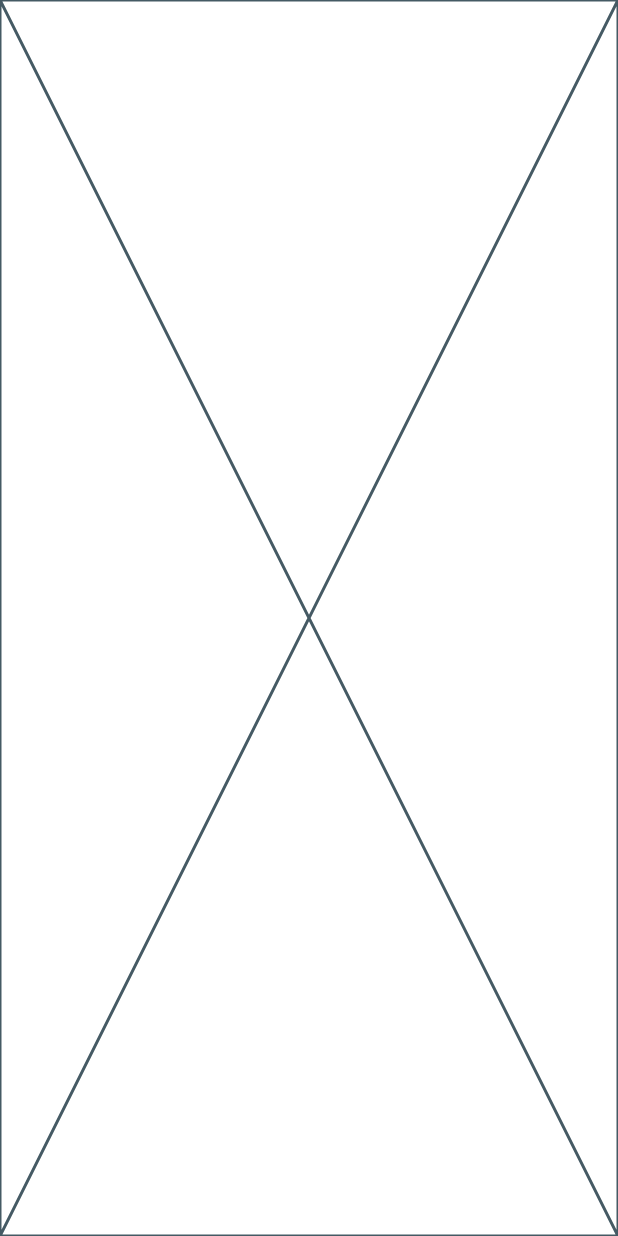
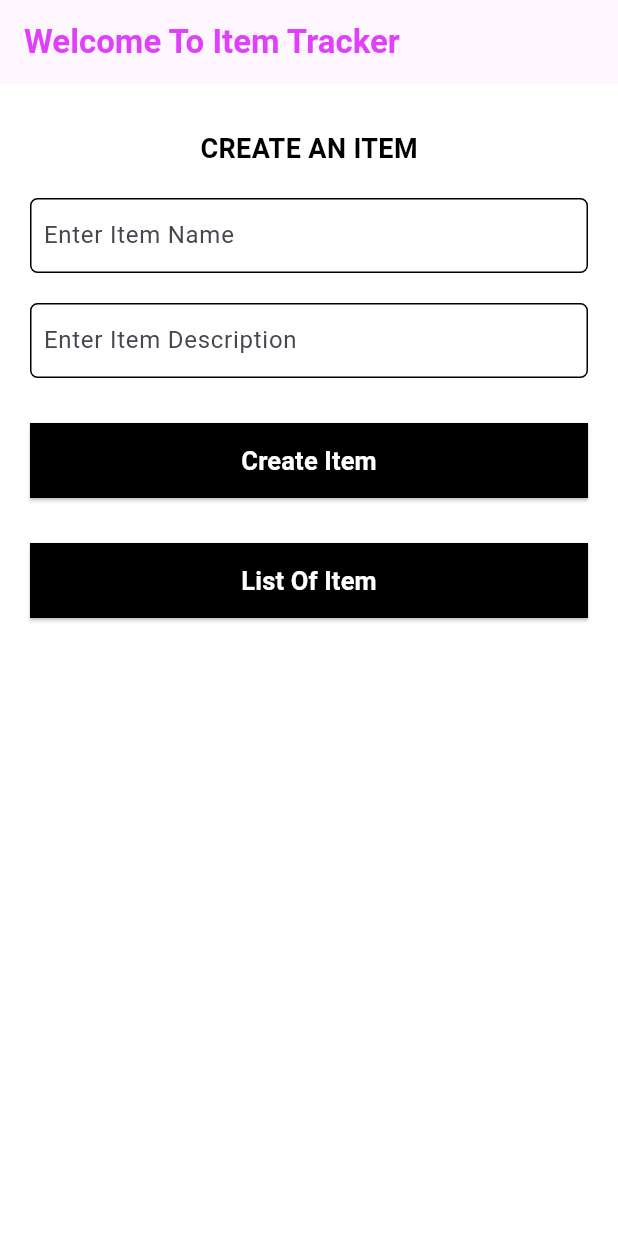
Before and after one commit to patilrahu/item_tracker, a Flutter app: the screen it shows after launch, on a phone screen of 412 x 824 dp. Run offline on Flutter 3.47's test engine with Material 3 defaults, Android fonts, the phone set to English and light mode, and no system bars; drawn by our look-alikes of loader_overlay.

Commit message:
added Edit,Create,Delete item using provider.

```diff
--- a/lib/feature/create_item/create_item.dart
+++ b/lib/feature/create_item/create_item.dart
@@ -1,4 +1,12 @@
 import 'package:flutter/material.dart';
+import 'package:item_tracker/feature/item_list/item_list.dart';
+import 'package:item_tracker/model/item.dart';
+import 'package:item_tracker/viewmodel/createitemviewmodel.dart';
+import 'package:item_tracker/widget/button.dart';
+import 'package:item_tracker/widget/snackBar.dart';
+import 'package:item_tracker/widget/textfield.dart';
+import 'package:loader_overlay/loader_overlay.dart';
+import 'package:provider/provider.dart';
 
 class CreateItem extends StatefulWidget {
   const CreateItem({super.key});
@@ -8,8 +16,90 @@ class CreateItem extends StatefulWidget {
 }
 
 class _CreateItemState extends State<CreateItem> {
+  TextEditingController itemNameController = TextEditingController();
+  TextEditingController itemDescriptionController = TextEditingController();
+
+  @override
+  void initState() {
+    super.initState();
+  }
+
   @override
   Widget build(BuildContext context) {
-    return const Placeholder();
+    final createItemViewModel = Provider.of<CreateItemViewModel>(context);
+    return GestureDetector(
+      onTap: () {
+        FocusScope.of(context).unfocus();
+      },
+      child: Scaffold(
+        backgroundColor: Colors.white,
+        appBar: AppBar(
+            automaticallyImplyLeading: false,
+            scrolledUnderElevation: 0,
+            title: const Text(
+              'Welcome To Item Tracker',
+              style: TextStyle(
+                  fontSize: 22,
+                  fontWeight: FontWeight.w700,
+                  color: Colors.purpleAccent),
+            )),
+        body: SingleChildScrollView(
+          child: Column(children: [
+            const SizedBox(
+              height: 30,
+            ),
+            Text(
+              'Create An Item'.toUpperCase(),
+              style: const TextStyle(
+                  color: Colors.black,
+                  fontSize: 18,
+                  fontWeight: FontWeight.w700),
+            ),
+            textFieldWidget(
+                context, itemNameController, 'Enter Item Name', (value) {}),
+            textFieldWidget(context, itemDescriptionController,
+                'Enter Item Description', (value) {}),
+            buttonWidget(context, 'Create Item', () async {
+              FocusScope.of(context).unfocus();
+              context.loaderOverlay.show();
+              if (itemNameController.text == "") {
+                await Future.delayed(const Duration(seconds: 2)).then((value) {
+                  context.loaderOverlay.hide();
+                  showErrorSnackBar(context, 'Item Name Cannot Be Empty');
+                });
+
+                return;
+              }
+              if (itemDescriptionController.text == "") {
+                await Future.delayed(const Duration(seconds: 2)).then((value) {
+                  context.loaderOverlay.hide();
+                  showErrorSnackBar(
+                      context, 'Item Description Cannot Be Empty');
+                });
+                return;
+              }
+
+              await Future.delayed(const Duration(seconds: 2)).then((value) {
+                context.loaderOverlay.hide();
+                createItemViewModel.createItem(Item(
+                    name: itemNameController.text,
+                    description: itemDescriptionController.text));
+                itemDescriptionController.clear();
+                itemNameController.clear();
+                showSuccessSnackBar(context, 'Item Created Successfully');
+              });
+            }),
+            buttonWidget(context, 'List Of Item', () {
+              FocusScope.of(context).unfocus();
+              Navigator.push(context, MaterialPageRoute(
+                builder: (context) {
+                  return const ListOfItem();
+                },
+              ));
+            })
+          ]),
+        ),
+      ),
+    );
   }
 }
--- a/lib/main.dart
+++ b/lib/main.dart
@@ -1,5 +1,8 @@
 import 'package:flutter/material.dart';
 import 'package:item_tracker/feature/create_item/create_item.dart';
+import 'package:item_tracker/viewmodel/createitemviewmodel.dart';
+import 'package:loader_overlay/loader_overlay.dart';
+import 'package:provider/provider.dart';
 
 void main() {
   runApp(const MyApp());
@@ -11,28 +14,29 @@ class MyApp extends StatelessWidget {
   // This widget is the root of your application.
   @override
   Widget build(BuildContext context) {
-    return MaterialApp(
-      title: 'Flutter Demo',
-      theme: ThemeData(
-        // This is the theme of your application.
-        //
-        // TRY THIS: Try running your application with "flutter run". You'll see
-        // the application has a purple toolbar. Then, without quitting the app,
-        // try changing the seedColor in the colorScheme below to Colors.green
-        // and then invoke "hot reload" (save your changes or press the "hot
-        // reload" button in a Flutter-supported IDE, or press "r" if you used
-        // the command line to start the app).
-        //
-        // Notice that the counter didn't reset back to zero; the application
-        // state is not lost during the reload. To reset the state, use hot
-        // restart instead.
-        //
-        // This works for code too, not just values: Most code changes can be
-        // tested with just a hot reload.
-        colorScheme: ColorScheme.fromSeed(seedColor: Colors.deepPurple),
-        useMaterial3: true,
+    return GlobalLoaderOverlay(
+      useDefaultLoading: false,
+      overlayWidgetBuilder: (progress) {
+        return const Center(
+          child: SizedBox(
+            height: 30,
+            width: 30,
+            child: CircularProgressIndicator(
+              color: Colors.deepPurple,
+            ),
+          ),
+        );
+      },
+      child: MultiProvider(
+        providers: [
+          ChangeNotifierProvider(create: (_) => CreateItemViewModel()),
+        ],
+        child: const MaterialApp(
+          title: 'Flutter Demo',
+          debugShowCheckedModeBanner: false,
+          home: CreateItem(),
+        ),
       ),
-      home: const CreateItem(),
     );
   }
 }
--- /dev/null
+++ b/lib/model/item.dart
@@ -0,0 +1,6 @@
+class Item {
+  String name;
+  String description;
+
+  Item({required this.name, required this.description});
+}
--- /dev/null
+++ b/lib/viewmodel/createitemviewmodel.dart
@@ -0,0 +1,25 @@
+import 'package:flutter/material.dart';
+import 'package:item_tracker/model/item.dart';
+
+class CreateItemViewModel with ChangeNotifier {
+  List<Item> itemAddData = [];
+  List<Item> get items => itemAddData;
+
+  void createItem(Item itemData) {
+    itemAddData.add(itemData);
+    notifyListeners();
+  }
+
+  void removeItem(Item itemData) {
+    itemAddData.remove(itemData);
+    notifyListeners();
+  }
+
+  void updateItem(Item newItemData, String oldItemName) {
+    final updateItem = itemAddData.indexWhere(
+      (element) => element.name == oldItemName,
+    );
+    itemAddData[updateItem] = newItemData;
+    notifyListeners();
+  }
+}
--- /dev/null
+++ b/lib/widget/button.dart
@@ -0,0 +1,21 @@
+import 'package:flutter/material.dart';
+
+Widget buttonWidget(
+    BuildContext context, String buttonTitle, VoidCallback buttonPressed) {
+  return Container(
+    margin: const EdgeInsets.only(left: 20, right: 20, top: 30),
+    height: 50,
+    width: MediaQuery.of(context).size.width,
+    child: ElevatedButton(
+        style: ElevatedButton.styleFrom(
+            backgroundColor: Colors.black,
+            shape:
+                RoundedRectangleBorder(borderRadius: BorderRadius.circular(0))),
+        onPressed: buttonPressed,
+        child: Text(
+          buttonTitle,
+          style: const TextStyle(
+              color: Colors.white, fontSize: 17, fontWeight: FontWeight.w700),
+        )),
+  );
+}
--- /dev/null
+++ b/lib/widget/textfield.dart
@@ -0,0 +1,25 @@
+import 'package:flutter/material.dart';
+
+Widget textFieldWidget(
+    BuildContext context,
+    TextEditingController textFieldController,
+    String textFieldHintText,
+    ValueChanged<String> textFieldCallBack) {
+  return Container(
+    margin: const EdgeInsets.only(left: 20, right: 20, top: 20),
+    decoration: BoxDecoration(
+        border: Border.all(), borderRadius: BorderRadius.circular(5)),
+    child: TextField(
+        onChanged: (value) {
+          textFieldCallBack(value);
+        },
+        controller: textFieldController,
+        decoration: InputDecoration(
+            contentPadding: const EdgeInsets.all(8),
+            hintText: textFieldHintText,
+            enabledBorder: InputBorder.none,
+            focusedBorder: InputBorder.none,
+            disabledBorder: InputBorder.none,
+            errorBorder: InputBorder.none)),
+  );
+}
--- a/pubspec.yaml
+++ b/pubspec.yaml
@@ -36,6 +36,7 @@ dependencies:
   # Use with the CupertinoIcons class for iOS style icons.
   cupertino_icons: ^1.0.2
   provider: ^6.1.2
+  loader_overlay: ^4.0.1
 
 dev_dependencies:
   flutter_test:
```
Also changed, not shown: lib/feature/edit_item/edit_item.dart (+95 -0 lines), lib/feature/item_list/item_list.dart (+121 -0 lines), lib/widget/snackBar.dart (added, +24 -0 lines), pubspec.lock, 194 other files.
